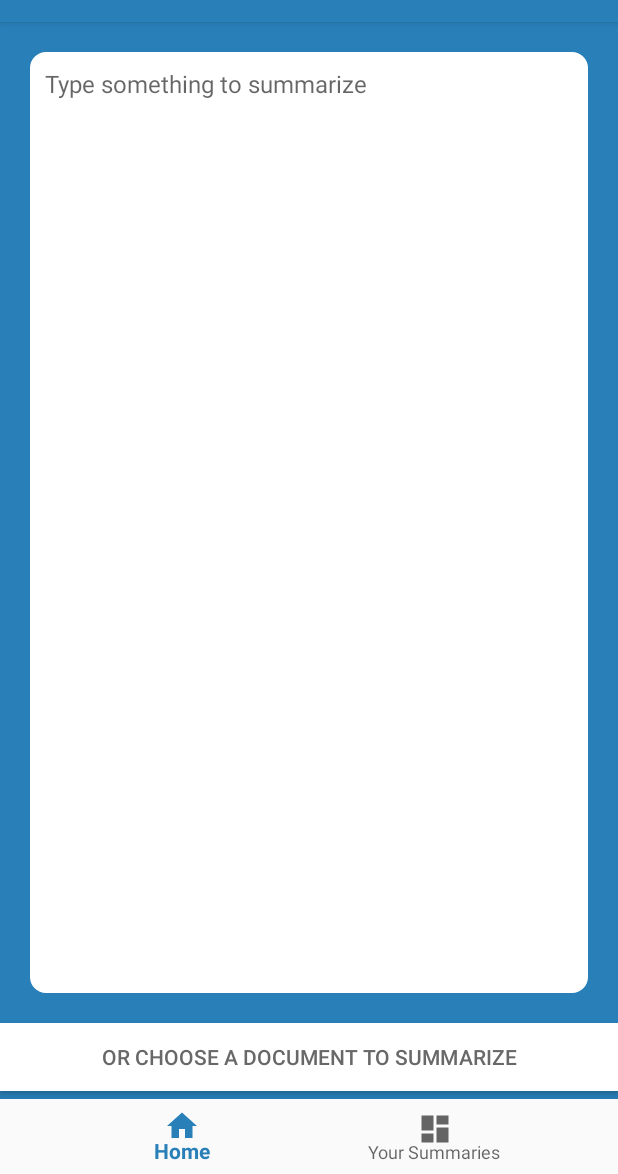
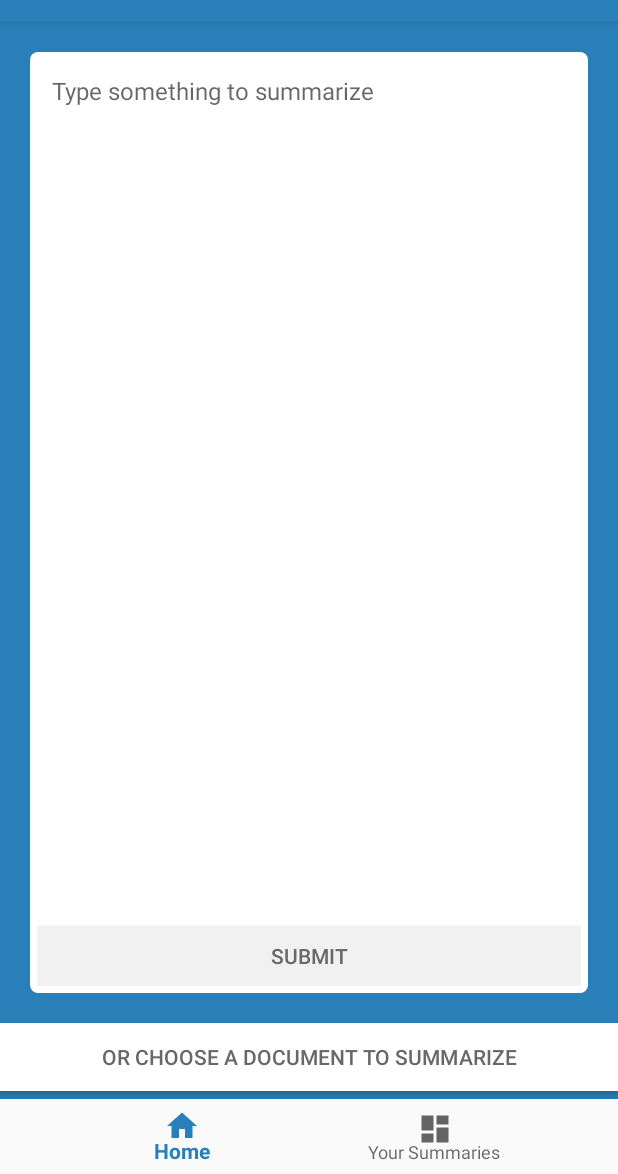
Before and after one commit to Asutosh11/TextSummarizeX, an Android app: the screen it shows after launch (MainActivity), on a phone screen of 412 x 824 dp, the part 62-1236 px from its top. Run offline under Robolectric (Android 15) with nearby library versions, the phone set to English and light mode, and no system bars.

Commit message:
make android app ui better - need to make namings better

```diff
--- a/app/src/main/res/drawable/border_edittext.xml
+++ b/app/src/main/res/drawable/border_edittext.xml
@@ -1,13 +1,25 @@
-<shape xmlns:android="http://schemas.android.com/apk/res/android"
-    android:padding="10dp"
-    android:shape="rectangle"
-    >
+<shape
+    xmlns:android="http://schemas.android.com/apk/res/android"
+    android:shape="rectangle"   >
+
+    <solid
+        android:color="#fff" >
+    </solid>
+
     <stroke
-        android:width="1dp"
-        android:color="#FFFFFF" />
+        android:width="0dp"
+        android:color="#fff" >
+    </stroke>
+
+    <padding
+        android:left="5dp"
+        android:top="5dp"
+        android:right="5dp"
+        android:bottom="5dp"    >
+    </padding>
+
     <corners
-        android:bottomLeftRadius="10dp"
-        android:bottomRightRadius="10dp"
-        android:topLeftRadius="10dp"
-        android:topRightRadius="10dp" />
+        android:radius="5dp"   >
+    </corners>
+
 </shape>
--- a/app/src/main/res/layout/fragment_first.xml
+++ b/app/src/main/res/layout/fragment_first.xml
@@ -8,21 +8,36 @@
     android:gravity="center_horizontal"
     >
 
-    <EditText
-        android:layout_weight="10"
-        android:id="@+id/editText"
+    <LinearLayout
+        android:background="@drawable/border_edittext"
+        android:orientation="vertical"
         android:layout_width="match_parent"
         android:layout_height="0dp"
-        android:layout_margin="20dp"
-        android:background="@drawable/border_edittext"
-        android:backgroundTint="#fff"
-        android:ems="10"
+        android:layout_weight="10"
+        android:layout_margin="20dp">
+
+        <EditText
+            android:background="#fff"
+            android:layout_width="match_parent"
+            android:layout_height="match_parent"
+            android:id="@+id/editText"
             android:gravity="top|left"
             android:hint="Type something to summarize"
             android:inputType="textPersonName"
             android:padding="10dp"
             android:scrollbars="vertical"
             android:textSize="16sp"/>
+
+        <Button
+            android:layout_marginTop="-40dp"
+            android:layout_height="40dp"
+            android:textColor="#686868"
+            android:background="#F1F1F1"
+            android:id="@+id/button2"
+            android:layout_width="match_parent"
+            android:text="Submit" />
+
+    </LinearLayout>
 
     <Button
         android:textColor="#686868"
@@ -38,4 +53,5 @@
         android:layout_height="5dp"
         ></View>
 
+
 </LinearLayout>
```
Lines whose indentation alone changed are shown as unchanged.
